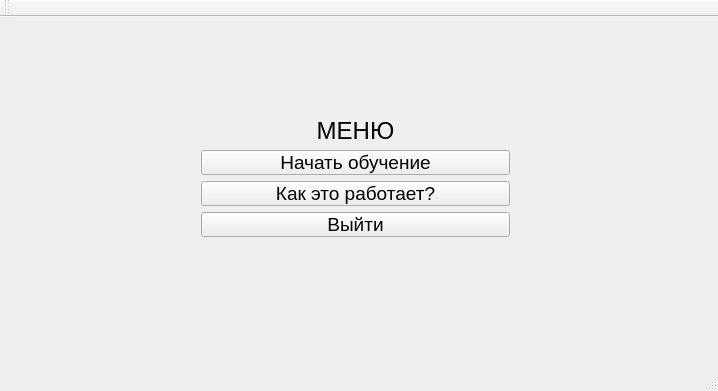
philipscode/typingTrainer, file mainwindow.ui: the form before one commit.
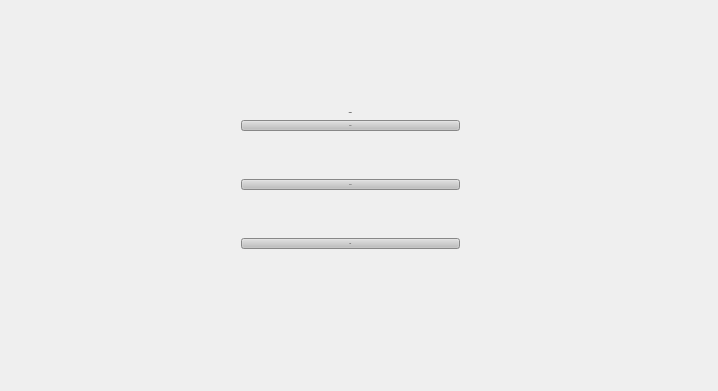
The form after the commit.

```diff
--- a/mainwindow.ui
+++ b/mainwindow.ui
@@ -13,6 +13,20 @@
   <property name="windowTitle">
    <string>MainWindow</string>
   </property>
+  <property name="styleSheet">
+   <string notr="true">MainWindow {
+background-color: rgb(230, 255, 139);
+}
+
+QMessageBox {
+background-color: rgb(230, 255, 139);
+}
+
+StandardButton { 
+background-color: rgb(191, 191, 191);
+font:  18px &quot;Indie Flower&quot;;
+color: black}</string>
+  </property>
   <property name="locale">
    <locale language="Russian" country="Russia"/>
   </property>
@@ -20,10 +34,10 @@
    <widget class="QWidget" name="layoutWidget">
     <property name="geometry">
      <rect>
-      <x>190</x>
-      <y>90</y>
-      <width>331</width>
-      <height>141</height>
+      <x>230</x>
+      <y>100</y>
+      <width>241</width>
+      <height>160</height>
      </rect>
     </property>
     <layout class="QVBoxLayout" name="verticalLayout">
@@ -34,12 +48,26 @@
        </property>
        <property name="font">
         <font>
-         <family>Arial</family>
-         <pointsize>18</pointsize>
+         <family>Indie Flower</family>
+         <pointsize>-1</pointsize>
+         <weight>75</weight>
+         <italic>false</italic>
+         <bold>true</bold>
         </font>
        </property>
+       <property name="styleSheet">
+        <string notr="true">QLabel {
+font: bold 30px &quot;Indie Flower&quot;
+}</string>
+       </property>
+       <property name="locale">
+        <locale language="English" country="UnitedStates"/>
+       </property>
        <property name="text">
-        <string>МЕНЮ</string>
+        <string>MENU</string>
+       </property>
+       <property name="textFormat">
+        <enum>Qt::PlainText</enum>
        </property>
        <property name="alignment">
         <set>Qt::AlignCenter</set>
@@ -48,71 +76,126 @@
      </item>
      <item>
       <widget class="QPushButton" name="Begin">
+       <property name="enabled">
+        <bool>true</bool>
+       </property>
        <property name="sizePolicy">
-        <sizepolicy hsizetype="Minimum" vsizetype="Fixed">
+        <sizepolicy hsizetype="Ignored" vsizetype="Fixed">
          <horstretch>0</horstretch>
          <verstretch>0</verstretch>
         </sizepolicy>
        </property>
        <property name="font">
         <font>
-         <family>Arial</family>
-         <pointsize>14</pointsize>
+         <family>Indie Flower</family>
+         <pointsize>-1</pointsize>
+         <weight>50</weight>
+         <italic>false</italic>
+         <bold>false</bold>
         </font>
        </property>
+       <property name="styleSheet">
+        <string notr="true">QPushButton {
+background-color: rgb(191, 191, 191);
+font:  18px &quot;Indie Flower&quot;;
+color: black
+}</string>
+       </property>
        <property name="text">
-        <string>Начать обучение</string>
+        <string>Start</string>
        </property>
       </widget>
      </item>
+     <item>
+      <spacer name="verticalSpacer">
+       <property name="orientation">
+        <enum>Qt::Vertical</enum>
+       </property>
+       <property name="sizeHint" stdset="0">
+        <size>
+         <width>20</width>
+         <height>40</height>
+        </size>
+       </property>
+      </spacer>
+     </item>
      <item>
       <widget class="QPushButton" name="About">
+       <property name="sizePolicy">
+        <sizepolicy hsizetype="Ignored" vsizetype="Fixed">
+         <horstretch>0</horstretch>
+         <verstretch>0</verstretch>
+        </sizepolicy>
+       </property>
        <property name="font">
         <font>
-         <family>Arial</family>
-         <pointsize>14</pointsize>
+         <family>Indie Flower</family>
+         <pointsize>-1</pointsize>
+         <weight>50</weight>
+         <italic>false</italic>
+         <bold>false</bold>
         </font>
        </property>
+       <property name="styleSheet">
+        <string notr="true">QPushButton {
+background-color: rgb(191, 191, 191);
+font:  18px &quot;Indie Flower&quot;;
+color: black
+}</string>
+       </property>
        <property name="text">
-        <string>Как это работает?</string>
+        <string>Intro</string>
        </property>
       </widget>
      </item>
+     <item>
+      <spacer name="verticalSpacer_2">
+       <property name="orientation">
+        <enum>Qt::Vertical</enum>
+       </property>
+       <property name="sizeHint" stdset="0">
+        <size>
+         <width>20</width>
+         <height>40</height>
+        </size>
+       </property>
+      </spacer>
+     </item>
      <item>
       <widget class="QPushButton" name="Exit">
+       <property name="enabled">
+        <bool>true</bool>
+       </property>
+       <property name="sizePolicy">
+        <sizepolicy hsizetype="Expanding" vsizetype="Fixed">
+         <horstretch>0</horstretch>
+         <verstretch>0</verstretch>
+        </sizepolicy>
+       </property>
        <property name="font">
         <font>
-         <family>Arial</family>
-         <pointsize>14</pointsize>
+         <family>Indie Flower</family>
+         <pointsize>-1</pointsize>
+         <weight>50</weight>
+         <italic>false</italic>
+         <bold>false</bold>
         </font>
        </property>
+       <property name="styleSheet">
+        <string notr="true">QPushButton {
+background-color: rgb(191, 191, 191);
+font:  18px &quot;Indie Flower&quot;;
+color: black
+}</string>
+       </property>
        <property name="text">
-        <string>Выйти</string>
+        <string>Exit</string>
        </property>
       </widget>
      </item>
     </layout>
    </widget>
   </widget>
-  <widget class="QMenuBar" name="menuBar">
-   <property name="geometry">
-    <rect>
-     <x>0</x>
-     <y>0</y>
-     <width>718</width>
-     <height>22</height>
-    </rect>
-   </property>
-  </widget>
-  <widget class="QToolBar" name="mainToolBar">
-   <attribute name="toolBarArea">
-    <enum>TopToolBarArea</enum>
-   </attribute>
-   <attribute name="toolBarBreak">
-    <bool>false</bool>
-   </attribute>
-  </widget>
-  <widget class="QStatusBar" name="statusBar"/>
  </widget>
  <layoutdefault spacing="6" margin="11"/>
  <resources/>
```
